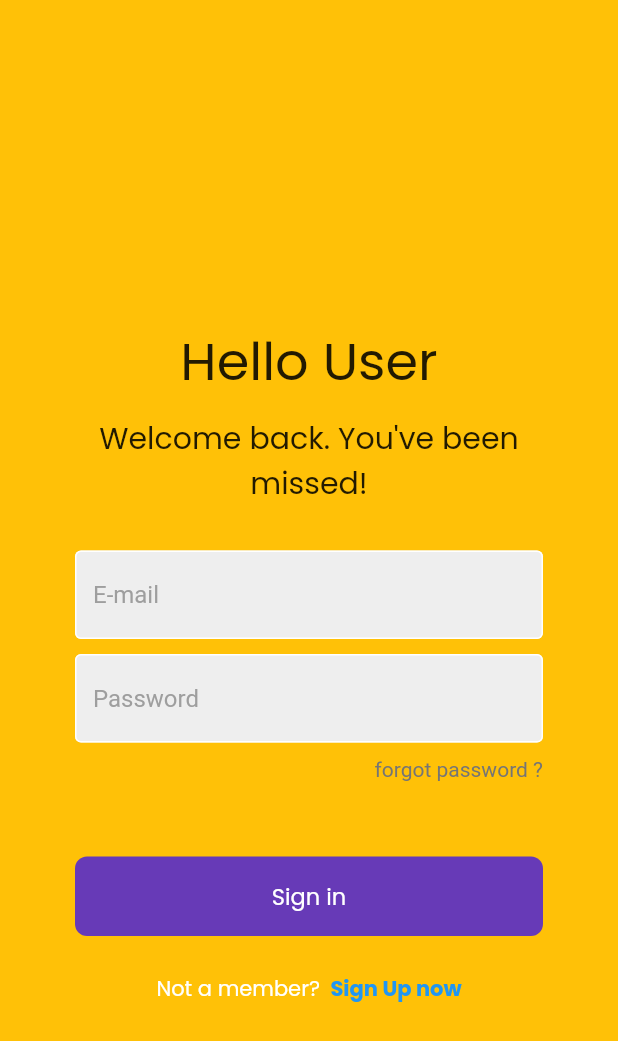
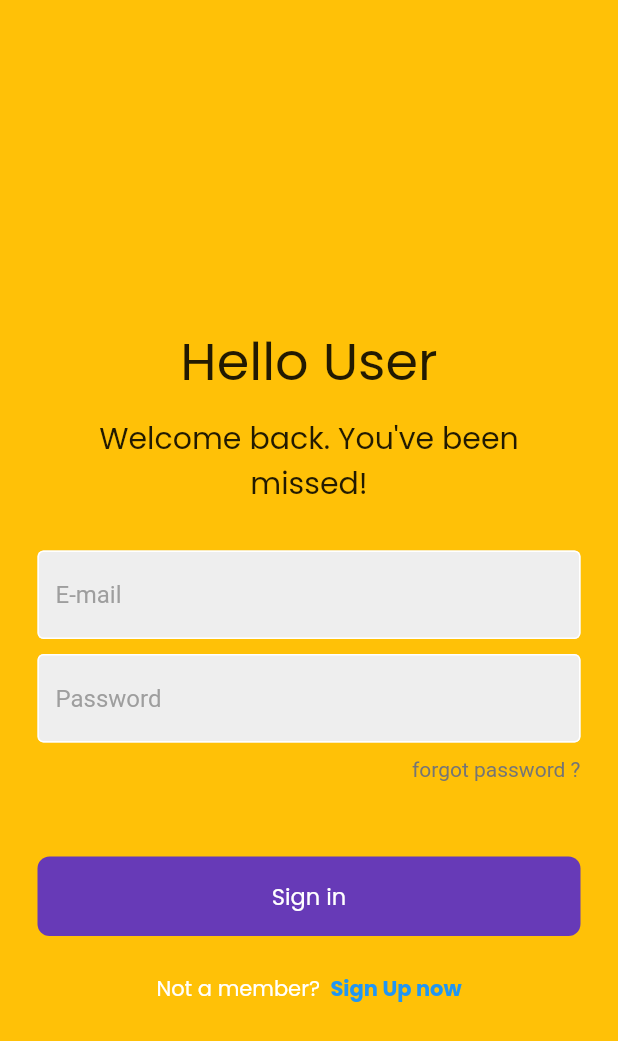
Before and after one commit to Kavishika-Kahandawala/donat-em_android, a Flutter app: the screen it shows after launch, on a phone screen of 412 x 824 dp. Shown: the top 1041 px of the screen. Run offline on Flutter 3.47's test engine with Material 2 defaults, Android fonts, the phone set to English and light mode, and no system bars; our stand-ins replace firebase_auth, firebase_core, google_fonts; accounts and stored records are empty.

Commit message:
login paddings complete

```diff
--- a/lib/screens/authenticate/login.dart
+++ b/lib/screens/authenticate/login.dart
@@ -69,9 +69,7 @@ class LoginUI extends StatelessWidget {
                   const SizedBox(height: 10),
 
                   // Forgot password
-                  Padding(
-                    padding: const EdgeInsets.symmetric(horizontal: 25),
-                    child: Row(
+                  Row(
                     mainAxisAlignment: MainAxisAlignment.end,
                     children: [
                       Text(
@@ -79,7 +77,6 @@ class LoginUI extends StatelessWidget {
                         style: TextStyle(color: Colors.grey[600]),
                       ),
                     ],
-                    ),
                   ),
                   const SizedBox(height: 50),
 
--- a/lib/shared/inputButton_1.dart
+++ b/lib/shared/inputButton_1.dart
@@ -11,7 +11,7 @@ class InputButton1 extends StatelessWidget {
       onTap: onTap,
       child: Container(
         padding: const EdgeInsets.all(15.0),  //change button size
-        margin: const EdgeInsets.symmetric(horizontal: 25.0), //aligning horizontally with same gap
+        // margin: const EdgeInsets.symmetric(horizontal: 25.0), //aligning horizontally with same gap
         decoration: BoxDecoration(
           color: Colors.deepPurple, //button color
           borderRadius: BorderRadius.circular(8), //circular touch
--- a/lib/shared/inputTextArea_1.dart
+++ b/lib/shared/inputTextArea_1.dart
@@ -14,9 +14,7 @@ class InputTextArea1 extends StatelessWidget {
 
   @override
   Widget build(BuildContext context) {
-    return Padding(
-      padding: const EdgeInsets.symmetric(horizontal: 25.0),
-      child: TextField(
+    return TextField(
       controller: controller,
       obscureText: obscureText,
       decoration: InputDecoration(
@@ -30,7 +28,6 @@ class InputTextArea1 extends StatelessWidget {
         hintText: hintText,
         hintStyle: TextStyle(color: Colors.grey[500])
       ),
-      ),
     );
   }
 }
```
Lines whose indentation alone changed are shown as unchanged.
